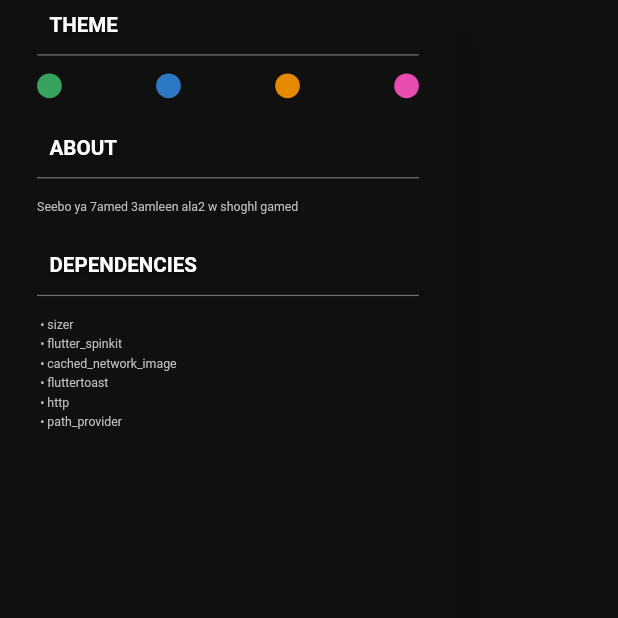
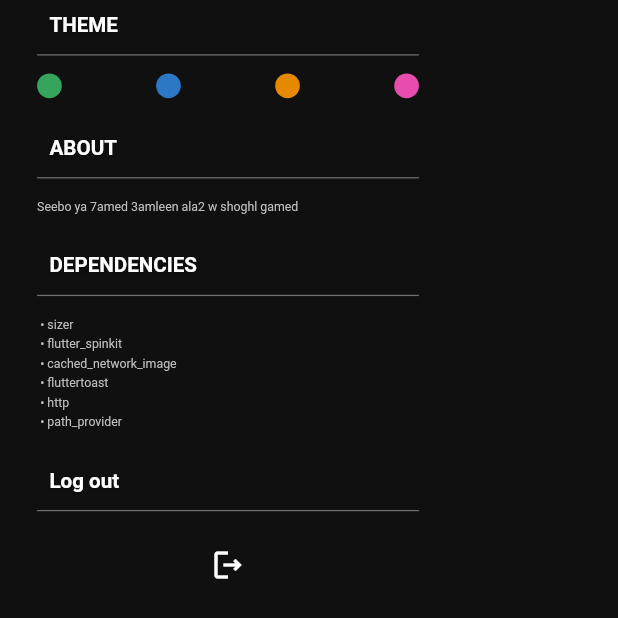
Before and after one commit to Shernobyl/Cinema-Reservation, a Flutter app: the DrawerScreen widget shown alone on an empty page, opened directly with empty values, on a phone screen of 412 x 824 dp. Shown: the top 618 px of the screen. Run offline on Flutter 3.47's test engine with Material 2 defaults, Android fonts, the phone set to English and light mode, and no system bars; our stand-ins replace cached_network_image, date_time_picker, dio, email_validator, flutter_spinkit, fluttertoast and 1 more; network calls fail.

Commit message:
log out added

```diff
--- a/lib/generated_plugin_registrant.dart
+++ b/lib/generated_plugin_registrant.dart
@@ -2,6 +2,7 @@
 // Generated file. Do not edit.
 //
 
+// ignore_for_file: directives_ordering
 // ignore_for_file: lines_longer_than_80_chars
 
 import 'package:fluttertoast/fluttertoast_web.dart';
--- a/lib/screens/drawer_screen.dart
+++ b/lib/screens/drawer_screen.dart
@@ -4,6 +4,12 @@ import 'package:movies_app_flutter/widgets/drawer_item.dart';
 import 'package:sizer/sizer.dart';
 import 'package:movies_app_flutter/utils/constants.dart';
 import 'package:movies_app_flutter/utils/file_manager.dart' as file;
+
+import 'login_screen.dart';
+
+import '../model/usermodel.dart';
+
+import 'package:provider/provider.dart';
 
 class DrawerScreen extends StatelessWidget {
   final Function(Color) colorChanged;
@@ -70,6 +76,26 @@ class DrawerScreen extends StatelessWidget {
                 DrawerItem(
                     title: kDrawerTitleThirdText,
                     desc: kDrawerDependenciesDescText),
+                SizedBox(
+                  height: 3.h,
+                ),
+                DrawerItem(
+                  title: "Log out",
+                  child: IconButton(
+                    icon: const Icon(Icons.logout_outlined),
+                    color: Colors.white,
+                    onPressed: () {
+
+                      Navigator.of(context)
+                          .push(MaterialPageRoute(builder: (context) {
+                        return Login();
+                      }));
+
+                       Provider.of<MyModel>(context, listen: false).removeAll();
+
+                    },
+                  ),
+                )
               ],
             ),
           ),
```
Also changed, not shown: lib/model/usermodel.dart (+9 -0 lines), pubspec.lock, 5 other files.
